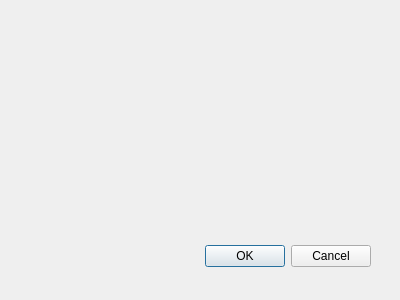
First picture: the form in pipeline_monitor/pipeline_monitor_dialog_base.ui, repository Alvin-Gabriel/QGIS_py, before the edit.
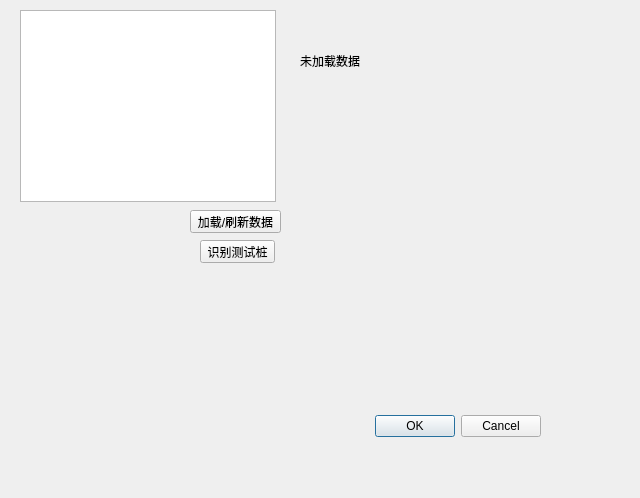
Second picture: the form after the edit.

Commit message: feat: Implement data generation and database operations for voltage readings

What changed in the file:
```diff
--- a/pipeline_monitor/pipeline_monitor_dialog_base.ui
+++ b/pipeline_monitor/pipeline_monitor_dialog_base.ui
@@ -1,22 +1,22 @@
 <ui version="4.0" >
  <class>PipelineMonitorDialogBase</class>
- <widget class="QDialog" name="PipelineMonitorDialogBase" >
-  <property name="geometry" >
+ <widget class="QDialog" name="PipelineMonitorDialogBase">
+  <property name="geometry">
    <rect>
     <x>0</x>
     <y>0</y>
-    <width>400</width>
-    <height>300</height>
+    <width>640</width>
+    <height>498</height>
    </rect>
   </property>
   <property name="windowTitle" >
    <string>管线监控工具</string>
   </property>
-  <widget class="QDialogButtonBox" name="button_box" >
-   <property name="geometry" >
+  <widget class="QDialogButtonBox" name="button_box">
+   <property name="geometry">
     <rect>
-     <x>30</x>
-     <y>240</y>
+     <x>200</x>
+     <y>410</y>
      <width>341</width>
      <height>32</height>
     </rect>
@@ -28,6 +28,55 @@
     <set>QDialogButtonBox::Cancel|QDialogButtonBox::Ok</set>
    </property>
   </widget>
+  <widget class="QPushButton" name="loadDataButton">
+   <property name="geometry">
+    <rect>
+     <x>190</x>
+     <y>210</y>
+     <width>91</width>
+     <height>23</height>
+    </rect>
+   </property>
+   <property name="text">
+    <string>加载/刷新数据</string>
+   </property>
+  </widget>
+  <widget class="QListWidget" name="pileListWidget">
+   <property name="geometry">
+    <rect>
+     <x>20</x>
+     <y>10</y>
+     <width>256</width>
+     <height>192</height>
+    </rect>
+   </property>
+  </widget>
+  <widget class="QLabel" name="statusLabel">
+   <property name="geometry">
+    <rect>
+     <x>300</x>
+     <y>10</y>
+     <width>261</width>
+     <height>101</height>
+    </rect>
+   </property>
+   <property name="text">
+    <string>未加载数据</string>
+   </property>
+  </widget>
+  <widget class="QPushButton" name="identifyButton">
+   <property name="geometry">
+    <rect>
+     <x>200</x>
+     <y>240</y>
+     <width>75</width>
+     <height>23</height>
+    </rect>
+   </property>
+   <property name="text">
+    <string>识别测试桩</string>
+   </property>
+  </widget>
  </widget>
  <resources/>
  <connections>
```
Left out of the diff: 33 changed lines with no effect on the pictures. The commit also changes 23 other files.
